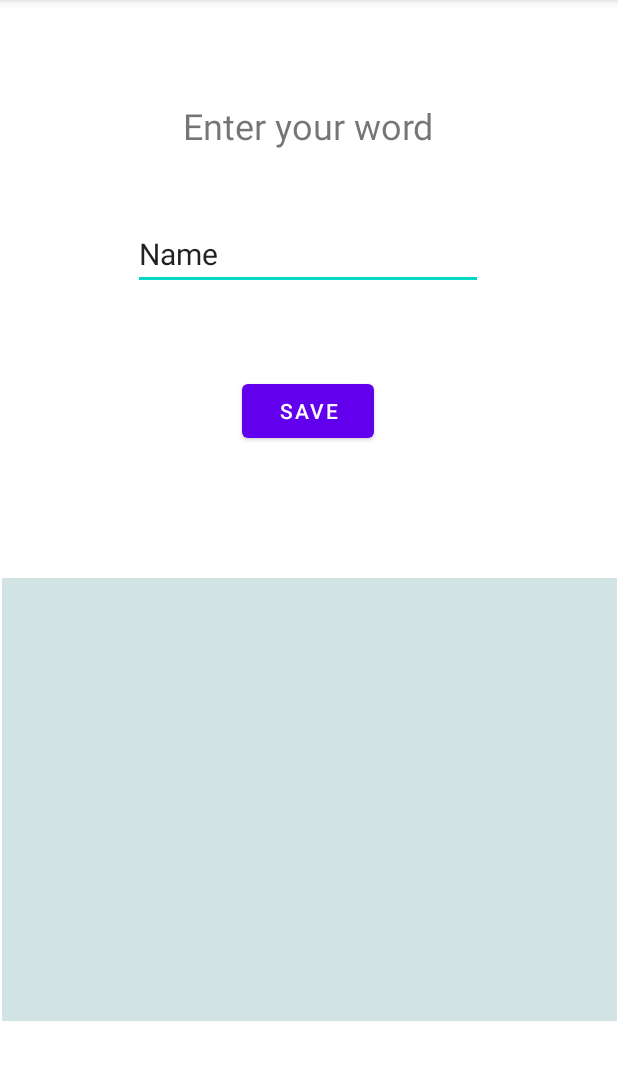
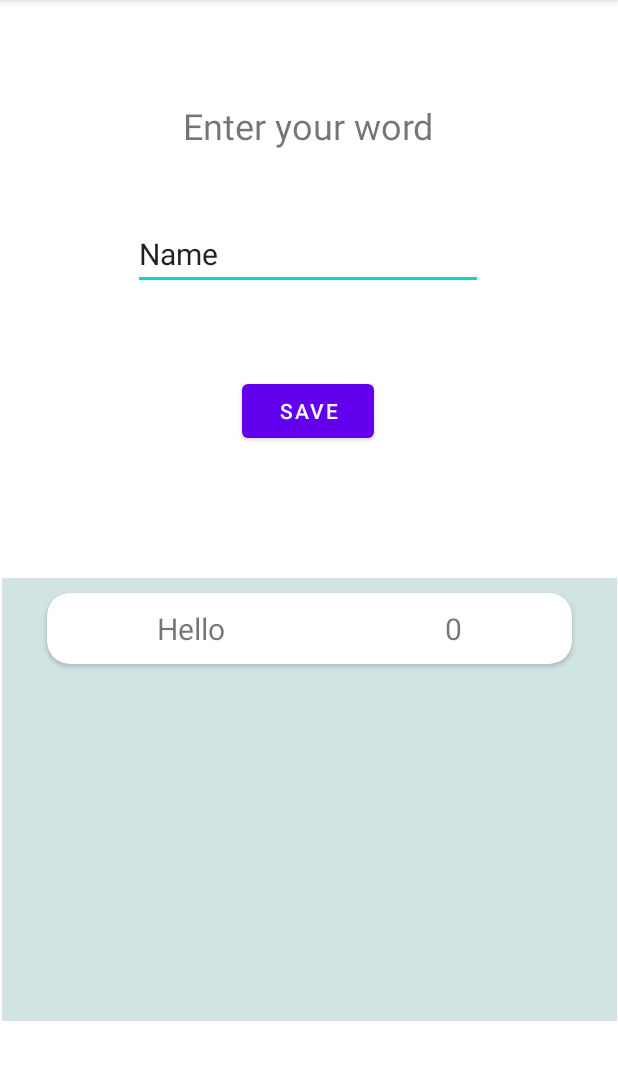
Before and after one commit to khrystyna2210/CountWordLiveData, an Android app: the screen it shows after launch (MainActivity), on a phone screen of 412 x 824 dp, the part 84-1164 px from its top. Run offline under Robolectric (Android 15) with nearby library versions, the phone set to English and light mode, and no system bars.

Commit message:
Creating RecyclerViewAdapter

```diff
--- a/app/src/main/java/com/example/countofwords/MainActivity.kt
+++ b/app/src/main/java/com/example/countofwords/MainActivity.kt
@@ -5,6 +5,7 @@ import androidx.appcompat.app.AppCompatActivity
 import android.os.Bundle
 import android.widget.Button
 import android.widget.EditText
+import androidx.recyclerview.widget.LinearLayoutManager
 import androidx.recyclerview.widget.RecyclerView
 
 class MainActivity : AppCompatActivity() {
@@ -12,12 +13,18 @@ class MainActivity : AppCompatActivity() {
     private lateinit var etText: EditText
     private lateinit var btnSave: Button
     private lateinit var rvList: RecyclerView
+    private var listOfWord = mutableListOf<WordItem>()
 
-    public fun init() {
+    private fun init() {
         etText = findViewById(R.id.etText)
         btnSave = findViewById(R.id.btnSave)
         rvList = findViewById(R.id.rvList)
         rvList.setBackgroundColor(getResources().getColor(R.color.gray))
+
+        rvList.layoutManager = LinearLayoutManager(this)
+        rvList.adapter = RecyclerListAdapter(listOfWord)
+
+        listOfWord.add(WordItem("Hello", 0))
     }
     override fun onCreate(savedInstanceState: Bundle?) {
         super.onCreate(savedInstanceState)
--- /dev/null
+++ b/app/src/main/java/com/example/countofwords/RecyclerListAdapter.kt
@@ -0,0 +1,36 @@
+package com.example.countofwords
+
+import android.view.LayoutInflater
+import android.view.View
+import android.view.ViewGroup
+import android.widget.TextView
+import androidx.recyclerview.widget.RecyclerView
+
+class RecyclerListAdapter(
+    private var wordList: List<WordItem>
+): RecyclerView.Adapter<ListViewHolder>()  {
+
+    override fun onCreateViewHolder(parent: ViewGroup, viewType: Int): ListViewHolder {
+        val layoutInflater = LayoutInflater.from(parent.context)
+        val listItem = layoutInflater.inflate(R.layout.card_item, parent, false)
+        return ListViewHolder(listItem)
+    }
+
+    override fun getItemCount(): Int {
+        return wordList.size
+    }
+
+    override fun onBindViewHolder(holder: ListViewHolder, position: Int) {
+        var item = wordList.get(position)
+        holder.bind(item)
+    }
+}
+
+class ListViewHolder(val view: View): RecyclerView.ViewHolder(view){
+    fun bind(word: WordItem){
+        var wordText = view.findViewById<TextView>(R.id.tvWord)
+        var count = view.findViewById<TextView>(R.id.tvCount)
+        wordText.text = word.title
+        count.text = word.count.toString()
+    }
+}
--- /dev/null
+++ b/app/src/main/java/com/example/countofwords/WordItem.kt
@@ -0,0 +1,3 @@
+package com.example.countofwords
+
+data class WordItem(val title: String, val count:Int)
--- a/app/src/main/res/layout/card_item.xml
+++ b/app/src/main/res/layout/card_item.xml
@@ -3,9 +3,11 @@
     xmlns:app="http://schemas.android.com/apk/res-auto"
     android:layout_width="match_parent"
     android:layout_height="wrap_content"
-    android:layout_margin="10dp"
-    android:background="#32BBFFE2"
-    android:backgroundTint="#32BBFFE2"
+    android:layout_marginLeft="30dp"
+    android:layout_marginTop="10dp"
+    android:layout_marginRight="30dp"
+    android:background="@color/white"
+    android:backgroundTint="@color/white"
     app:cardCornerRadius="15dp"
     app:cardElevation="2dp">
 
@@ -19,8 +21,9 @@
             android:id="@+id/tvWord"
             android:layout_width="wrap_content"
             android:layout_height="wrap_content"
-            android:layout_margin="20dp"
+            android:layout_margin="10dp"
             android:layout_weight="1"
+            android:gravity="center"
             android:text="TextView"
             android:textSize="20sp" />
 
@@ -28,8 +31,9 @@
             android:id="@+id/tvCount"
             android:layout_width="wrap_content"
             android:layout_height="wrap_content"
-            android:layout_margin="20dp"
+            android:layout_margin="10dp"
             android:layout_weight="1"
+            android:gravity="center"
             android:text="TextView"
             android:textSize="20sp" />
     </LinearLayout>
```
